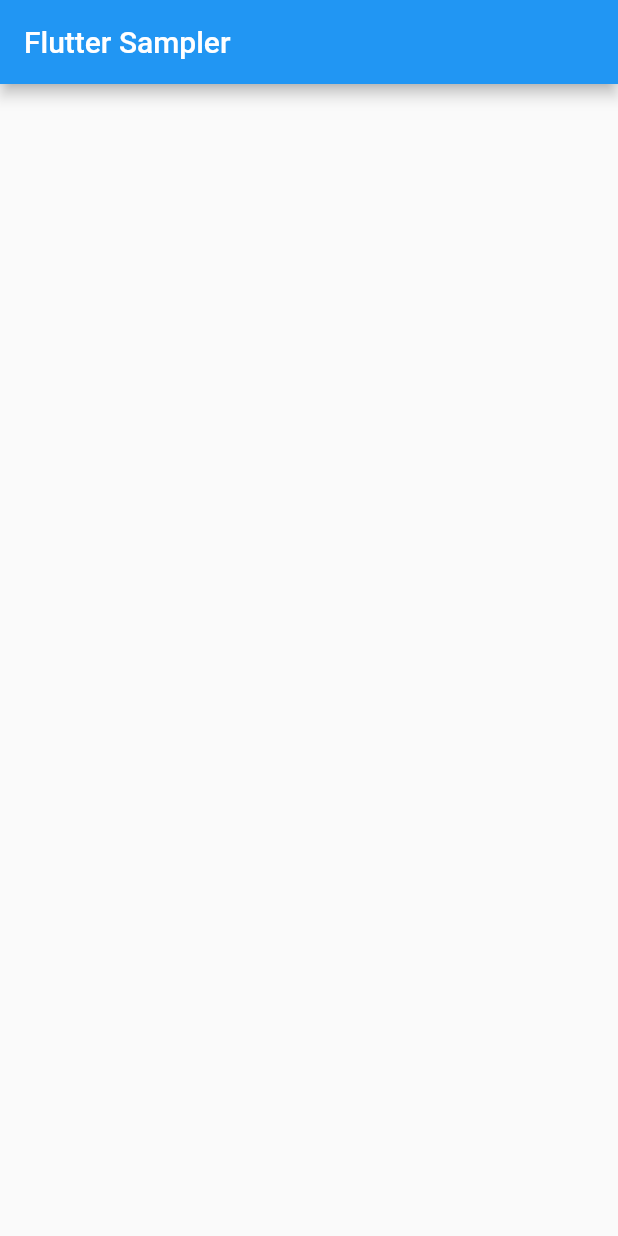
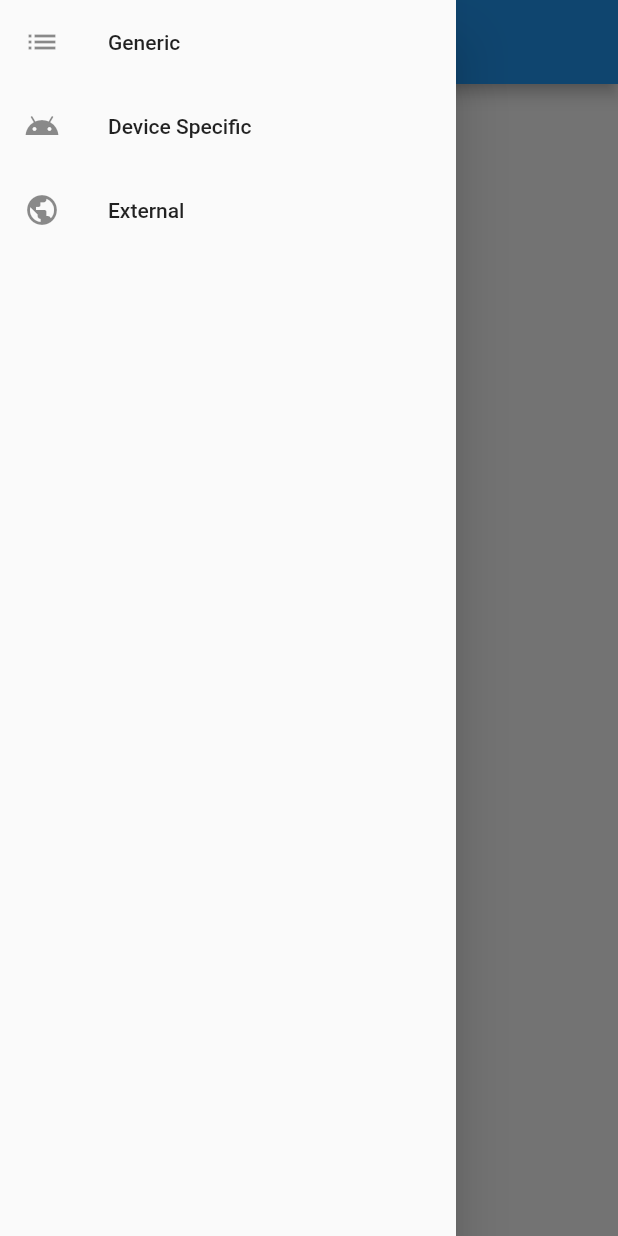
Before and after one commit to nerd0geek1/flutter_sample, a Flutter app: the screen it shows after launch, with the side drawer open (before the commit the screen has no drawer), on a phone screen of 412 x 824 dp. Run offline on Flutter 3.47's test engine with Material 2 defaults, Android fonts, the phone set to English and light mode, and no system bars.

Commit message:
implement platform_menu_widget, fix generic_sample_page, and then replace GenericSamplePage() with PlatformMenuWidget() in main.dart

```diff
--- a/lib/main.dart
+++ b/lib/main.dart
@@ -1,6 +1,6 @@
 import 'package:flutter/material.dart';
 import 'package:flutter_localizations/flutter_localizations.dart';
-import 'package:fluttersample/presentation_layer/screen/generic_sample/generic_sample_page.dart';
+import 'package:fluttersample/presentation_layer/screen/platform_menu/platform_menu_widget.dart';
 
 import 'l10n/l10n.dart';
 
@@ -18,7 +18,7 @@ class MyApp extends StatelessWidget {
         primarySwatch: Colors.blue,
         visualDensity: VisualDensity.adaptivePlatformDensity,
       ),
-      home: GenericSamplePage(),
+      home: PlatformMenuWidget(),
       localizationsDelegates: const [
         L10n.delegate,
         GlobalMaterialLocalizations.delegate,
--- a/lib/presentation_layer/screen/generic_sample/generic_sample_page.dart
+++ b/lib/presentation_layer/screen/generic_sample/generic_sample_page.dart
@@ -5,6 +5,12 @@ import 'package:fluttersample/l10n/l10n.dart';
 import 'package:fluttersample/presentation_layer/platform_widget.dart';
 
 class GenericSamplePage extends StatelessWidget {
+  const GenericSamplePage({
+    this.drawer,
+  });
+
+  final Drawer drawer;
+
   @override
   Widget build(BuildContext context) {
     return PlatformWidget(
@@ -14,10 +20,13 @@ class GenericSamplePage extends StatelessWidget {
   }
 
   Widget _buildForAndroid(BuildContext context) {
+    assert(drawer != null);
+
     return Scaffold(
       appBar: AppBar(
         title: _navigationTitleText(context),
       ),
+      drawer: drawer,
     );
   }
 
--- /dev/null
+++ b/lib/presentation_layer/screen/platform_menu/platform_menu_widget.dart
@@ -0,0 +1,146 @@
+import 'package:flutter/cupertino.dart';
+import 'package:flutter/material.dart';
+import 'package:fluttersample/l10n/l10n.dart';
+import 'package:fluttersample/presentation_layer/platform_widget.dart';
+import 'package:fluttersample/presentation_layer/screen/device_specific_sample/device_specific_sample_page.dart';
+import 'package:fluttersample/presentation_layer/screen/external_sample/external_sample_page.dart';
+import 'package:fluttersample/presentation_layer/screen/generic_sample/generic_sample_page.dart';
+import 'package:fluttersample/presentation_layer/screen/platform_menu/menu_type.dart';
+
+class PlatformMenuWidget extends StatelessWidget {
+  @override
+  Widget build(BuildContext context) {
+    return PlatformWidget(
+      androidBuilder: _buildForAndroid,
+      iosBuilder: _buildForIos,
+    );
+  }
+
+  Widget _buildForAndroid(BuildContext context) {
+    final drawer = Drawer(
+      child: Column(
+        crossAxisAlignment: CrossAxisAlignment.stretch,
+        children: [
+          _listTile(
+            context,
+            MenuType.generic,
+            () {},
+          ),
+          _listTile(
+            context,
+            MenuType.deviceSpecific,
+            () {
+              Navigator.push<void>(
+                  context,
+                  MaterialPageRoute(
+                    builder: (BuildContext context) => DeviceSpecificSamplePage(),
+                  ));
+            },
+          ),
+          _listTile(
+            context,
+            MenuType.external,
+            () {
+              Navigator.push<void>(
+                  context,
+                  MaterialPageRoute(
+                    builder: (BuildContext context) => ExternalSamplePage(),
+                  ));
+            },
+          ),
+        ],
+      ),
+    );
+
+    return GenericSamplePage(
+      drawer: drawer,
+    );
+  }
+
+  Widget _buildForIos(BuildContext context) {
+    return CupertinoTabScaffold(
+      tabBar: CupertinoTabBar(
+        items: [
+          _bottomItem(context, MenuType.generic),
+          _bottomItem(context, MenuType.deviceSpecific),
+          _bottomItem(context, MenuType.external),
+        ],
+      ),
+      tabBuilder: (BuildContext context, int index) {
+        switch (index) {
+          case 0:
+            return CupertinoTabView(
+              builder: (BuildContext context) => const GenericSamplePage(),
+            );
+          case 1:
+            return CupertinoTabView(
+              builder: (BuildContext context) => DeviceSpecificSamplePage(),
+            );
+          default:
+            return CupertinoTabView(
+              builder: (BuildContext context) => ExternalSamplePage(),
+            );
+        }
+      },
+    );
+  }
+
+  ListTile _listTile(
+    BuildContext context,
+    MenuType menuType,
+    GestureTapCallback onTap,
+  ) {
+    return ListTile(
+      leading: _icon(menuType, TargetPlatform.android),
+      title: Text(_title(context, menuType)),
+      onTap: onTap,
+    );
+  }
+
+  BottomNavigationBarItem _bottomItem(
+    BuildContext context,
+    MenuType menuType,
+  ) {
+    return BottomNavigationBarItem(
+        icon: _icon(
+          menuType,
+          TargetPlatform.iOS,
+        ),
+        title: Text(
+          _title(context, menuType),
+        ));
+  }
+
+  Icon _icon(
+    MenuType menuType,
+    TargetPlatform platform,
+  ) {
+    final isIos = platform == TargetPlatform.iOS;
+    switch (menuType) {
+      case MenuType.generic:
+        return isIos ? const Icon(CupertinoIcons.collections) : const Icon(Icons.list);
+      case MenuType.deviceSpecific:
+        return isIos ? const Icon(CupertinoIcons.location) : const Icon(Icons.android);
+      case MenuType.external:
+        return isIos ? const Icon(CupertinoIcons.search) : const Icon(Icons.public);
+      default:
+        return const Icon(Icons.device_unknown);
+    }
+  }
+
+  String _title(
+    BuildContext context,
+    MenuType menuType,
+  ) {
+    switch (menuType) {
+      case MenuType.generic:
+        return L10n.of(context).platformMenuTitleGeneric;
+      case MenuType.deviceSpecific:
+        return L10n.of(context).platformMenuTitleDeviceSpecific;
+      case MenuType.external:
+        return L10n.of(context).platformMenuTitleExternal;
+      default:
+        return '';
+    }
+  }
+}
```
